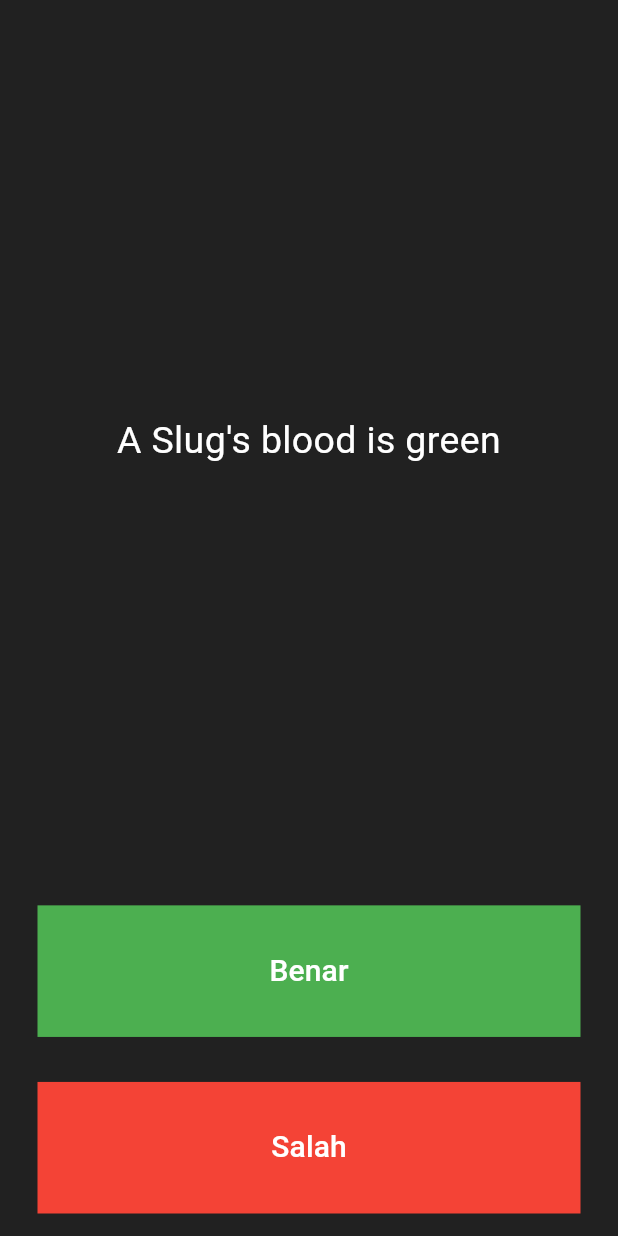
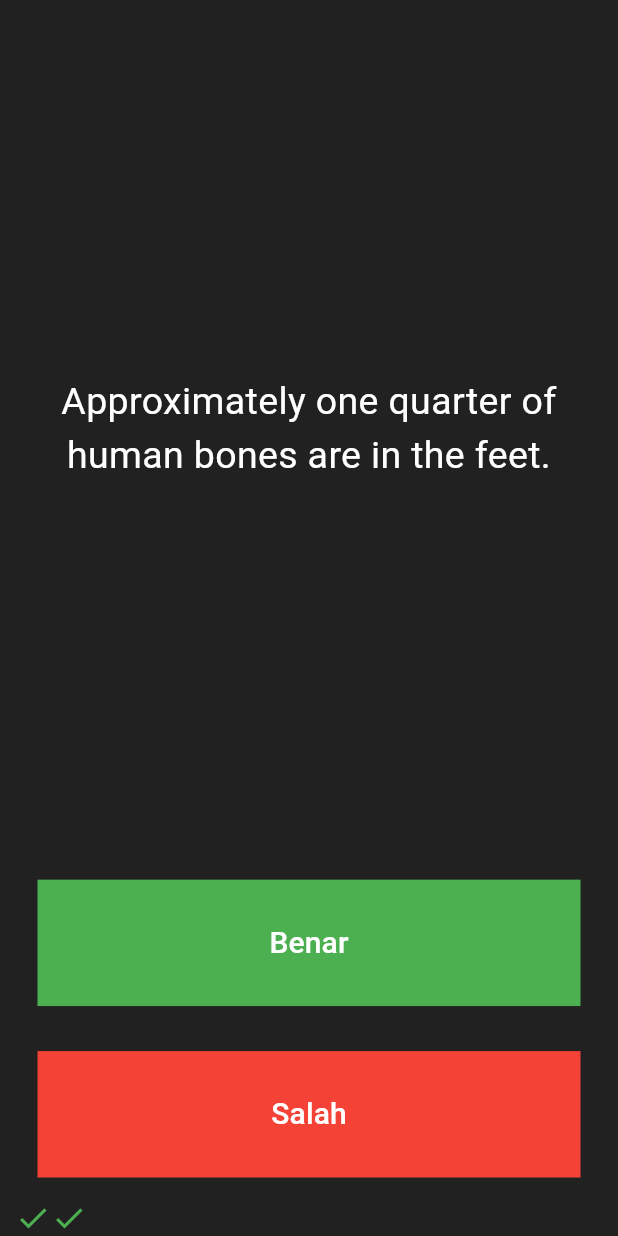
Before and after one commit to Haldiant/quizzler_flutter, a Flutter app: the screen it shows after launch, after a tap on "Benar", after a tap on "Salah", on a phone screen of 412 x 824 dp. Run offline on Flutter 3.47's test engine with Material 3 defaults, Android fonts, the phone set to English and light mode, and no system bars; our stand-ins replace rflutter_alert.

```diff
--- a/lib/main.dart
+++ b/lib/main.dart
@@ -1,5 +1,8 @@
 import 'package:flutter/material.dart';
-import 'package:quizzler_flutter/questions.dart';
+import 'package:rflutter_alert/rflutter_alert.dart';
+import 'quizbrain.dart';
+
+QuizBrain quizBrain = QuizBrain();
 
 void main() {
   runApp(const QuizzlerApp());
@@ -34,14 +37,40 @@ class QuizPage extends StatefulWidget {
 class _QuizPageState extends State<QuizPage> {
   List<Widget> scoreKeeper = [];
 
-  List<Question> questionsBank = [
-    Question(q: 'you can lead a cow downstairs but not upstairs.', a: false),
-    Question(
-        q: 'Approximately one quarter of human bone are in the feet.', a: true),
-    Question(q: 'A Slug\'s blood is green', a: true)
-  ];
+  void checkAnswer(bool userPickedAnswer) {
+    bool correctAnswers = quizBrain.getQuestionAnswer(0);
 
-  int questionsNumber = 0;
+    setState(() {
+      if (quizBrain.isFinished()) {
+        Alert(
+          context: context,
+          type: AlertType.warning,
+          title: 'Well Done',
+          desc: 'you have finished taking the quiz',
+          buttons: [
+            DialogButton(
+              onPressed: () => Navigator.pop(context),
+              color: Colors.green,
+              child: const Text('Mulai Lagi'),
+            )
+          ],
+        ).show();
+        quizBrain.reset();
+        scoreKeeper = [];
+      } else if (userPickedAnswer == correctAnswers) {
+        scoreKeeper.add(const Icon(
+          Icons.check,
+          color: Colors.green,
+        ));
+      } else {
+        scoreKeeper.add(const Icon(
+          Icons.close,
+          color: Colors.red,
+        ));
+      }
+      quizBrain.nextQuestion();
+    });
+  }
 
   @override
   Widget build(BuildContext context) {
@@ -56,7 +85,7 @@ class _QuizPageState extends State<QuizPage> {
               padding: const EdgeInsets.all(10.0),
               child: Center(
                 child: Text(
-                  questionsBank[questionsNumber].questionsText,
+                  quizBrain.getQuestionText(0),
                   textAlign: TextAlign.center,
                   style: const TextStyle(color: Colors.white, fontSize: 25.0),
                 ),
@@ -68,17 +97,7 @@ class _QuizPageState extends State<QuizPage> {
               padding: const EdgeInsets.all(15.0),
               child: TextButton(
                 onPressed: () {
-                  bool correctAnswers =
-                      questionsBank[questionsNumber].questionAnswer;
-
-                  if (correctAnswers == true) {
-                    print('jawaban benar');
-                  } else {
-                    print('jawaban salah');
-                  }
-                  setState(() {
-                    questionsNumber++;
-                  });
+                  checkAnswer(true);
                 },
                 style: TextButton.styleFrom(
                   backgroundColor: Colors.green,
@@ -98,18 +117,7 @@ class _QuizPageState extends State<QuizPage> {
               padding: const EdgeInsets.all(15.0),
               child: TextButton(
                 onPressed: () {
-                  bool correctAnswers =
-                      questionsBank[questionsNumber].questionAnswer;
-
-                  if (correctAnswers == false) {
-                    print('jawaban benar');
-                  } else {
-                    print('jawaban salah');
-                  }
-
-                  setState(() {
-                    questionsNumber++;
-                  });
+                  checkAnswer(false);
                 },
                 style: TextButton.styleFrom(
                   backgroundColor: Colors.red,
--- /dev/null
+++ b/lib/quizbrain.dart
@@ -0,0 +1,63 @@
+import 'questions.dart';
+
+class QuizBrain {
+  int _questionsNumber = 0;
+
+  final List<Question> _questionsBank = [
+    Question(q: 'Some cats are actually allergic to humans', a: true),
+    Question(q: 'You can lead a cow down stairs but not up stairs.', a: false),
+    Question(
+        q: 'Approximately one quarter of human bones are in the feet.',
+        a: true),
+    Question(q: 'A slug\'s blood is green.', a: true),
+    Question(q: 'Buzz Aldrin\'s mother\'s maiden name was \"Moon\".', a: true),
+    Question(q: 'It is illegal to pee in the Ocean in Portugal.', a: true),
+    Question(
+        q: 'No piece of square dry paper can be folded in half more than 7 times.',
+        a: false),
+    Question(
+        q: 'In London, UK, if you happen to die in the House of Parliament, you are technically entitled to a state funeral, because the building is considered too sacred a place.',
+        a: true),
+    Question(
+        q: 'The loudest sound produced by any animal is 188 decibels. That animal is the African Elephant.',
+        a: false),
+    Question(
+        q: 'The total surface area of two human lungs is approximately 70 square metres.',
+        a: true),
+    Question(q: 'Google was originally called \"Backrub\".', a: true),
+    Question(
+        q: 'Chocolate affects a dog\'s heart and nervous system; a few ounces are enough to kill a small dog.',
+        a: true),
+    Question(
+        q: 'In West Virginia, USA, if you accidentally hit an animal with your car, you are free to take it home to eat.',
+        a: true),
+  ];
+
+  void nextQuestion() {
+    if (_questionsNumber < _questionsBank.length - 1) {
+      _questionsNumber++;
+    }
+  }
+
+  String getQuestionText(int questionsNumber) {
+    return _questionsBank[_questionsNumber].questionsText;
+  }
+
+  bool getQuestionAnswer(int questionsNumber) {
+    return _questionsBank[_questionsNumber].questionAnswer;
+  }
+
+  bool isFinished() {
+    if (_questionsNumber >= _questionsBank.length - 1) {
+      print('waktunya reset pertanyaan');
+      return true;
+    } else {
+      print('lanjutkan pertanyaan');
+      return false;
+    }
+  }
+
+  void reset() {
+    _questionsNumber = 0;
+  }
+}
```
Also changed, not shown: pubspec.yaml (+3 -4 lines), pubspec.lock, 1 other file.
